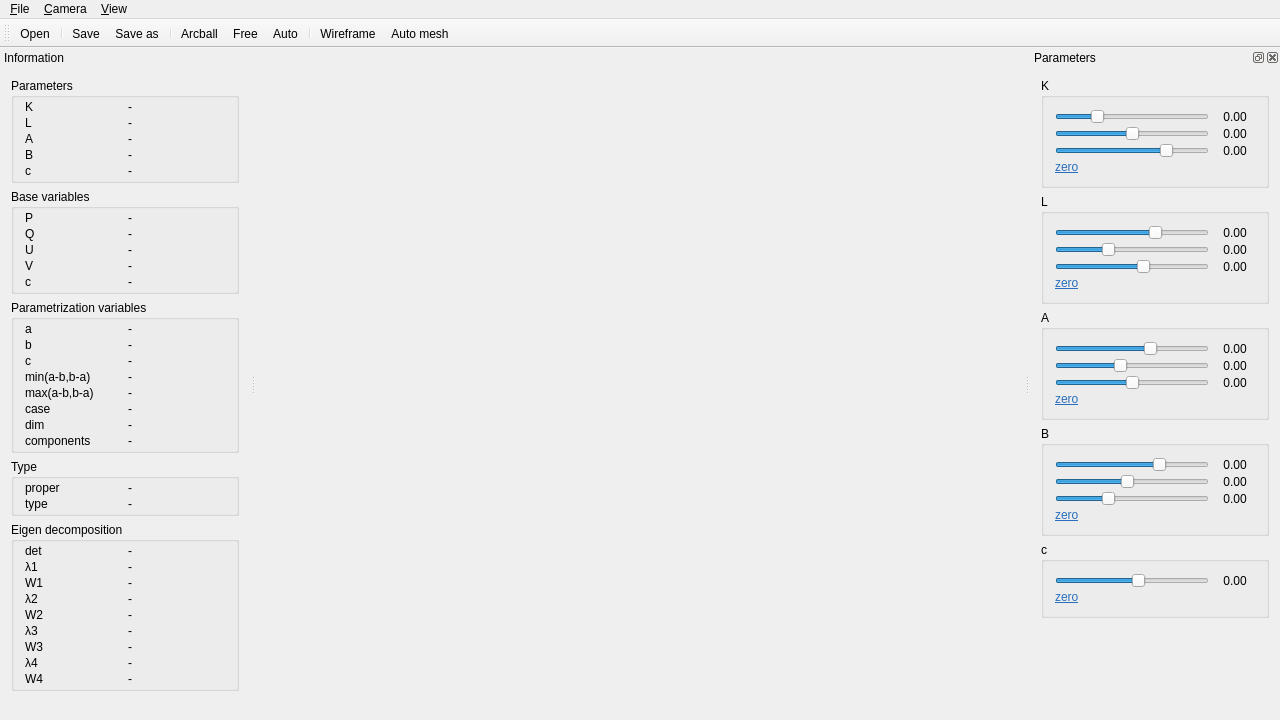
The window that example/vis/mainwindow.ui (pdobrowo/libcs2) describes before a commit, drawn with Qt 5.
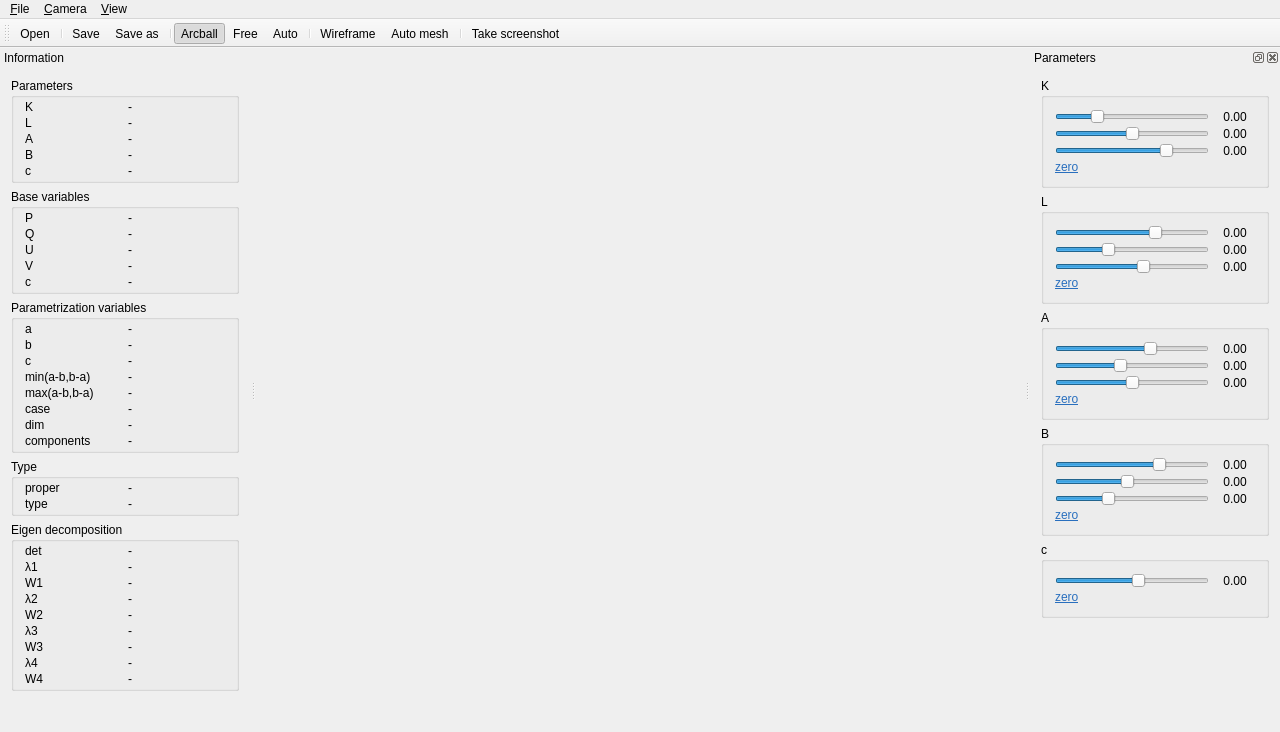
The same window after the commit. Icons and pictures are not drawn.

Commit message: vis: add icons on actions and screenshot action

The edit to the form file:
```diff
--- a/example/vis/mainwindow.ui
+++ b/example/vis/mainwindow.ui
@@ -7,7 +7,7 @@
     <x>0</x>
     <y>0</y>
     <width>1280</width>
-    <height>720</height>
+    <height>732</height>
    </rect>
   </property>
   <property name="windowTitle">
@@ -1127,6 +1127,9 @@
    <property name="windowTitle">
     <string>toolBar</string>
    </property>
+   <property name="toolButtonStyle">
+    <enum>Qt::ToolButtonTextUnderIcon</enum>
+   </property>
    <attribute name="toolBarArea">
     <enum>TopToolBarArea</enum>
    </attribute>
@@ -1144,8 +1147,20 @@
    <addaction name="separator"/>
    <addaction name="actionWireframe"/>
    <addaction name="actionAutoMesh"/>
+   <addaction name="separator"/>
+   <addaction name="actionTakeScreenshot"/>
   </widget>
   <action name="actionArcballCamera">
+   <property name="checkable">
+    <bool>true</bool>
+   </property>
+   <property name="checked">
+    <bool>true</bool>
+   </property>
+   <property name="icon">
+    <iconset resource="res.qrc">
+     <normaloff>:/res/viewarcball.png</normaloff>:/res/viewarcball.png</iconset>
+   </property>
    <property name="text">
     <string>&amp;Arcball</string>
    </property>
@@ -1196,6 +1211,18 @@
     <string>Auto mesh</string>
    </property>
   </action>
+  <action name="actionTakeScreenshot">
+   <property name="icon">
+    <iconset resource="res.qrc">
+     <normaloff>:/res/screenshot.png</normaloff>:/res/screenshot.png</iconset>
+   </property>
+   <property name="text">
+    <string>Take screenshot...</string>
+   </property>
+   <property name="toolTip">
+    <string>Take screenshot</string>
+   </property>
+  </action>
  </widget>
  <layoutdefault spacing="6" margin="11"/>
  <resources>
```
Left out of the diff: 36 changed lines with no effect on the pictures. The commit also changes 13 other files.
